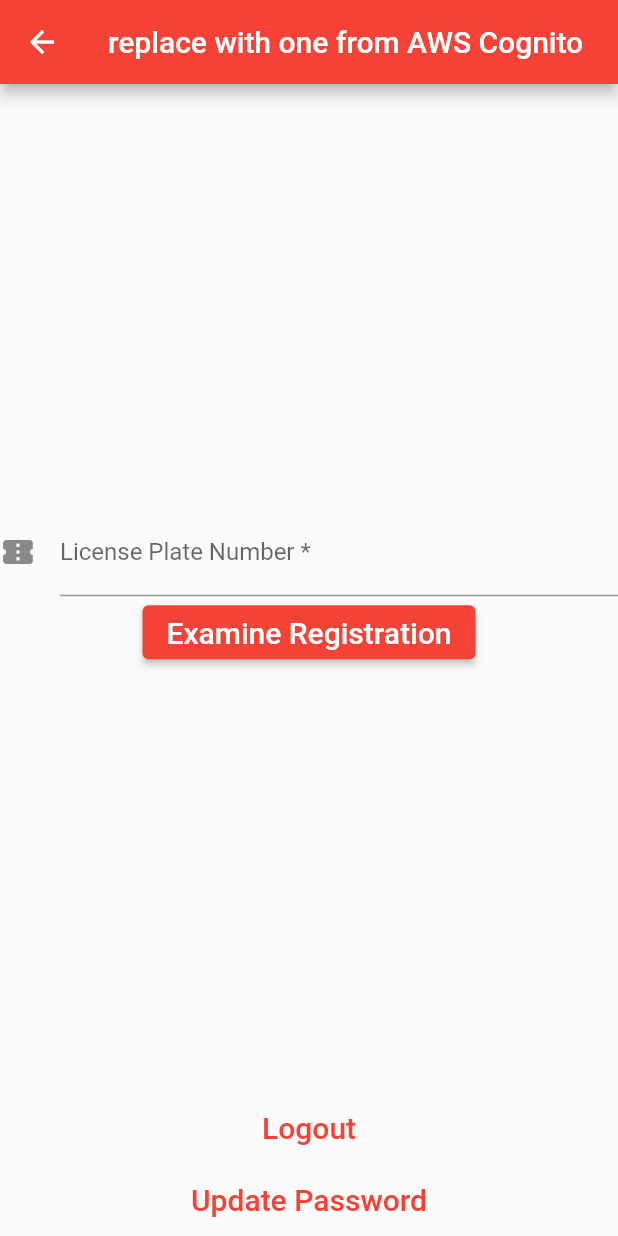
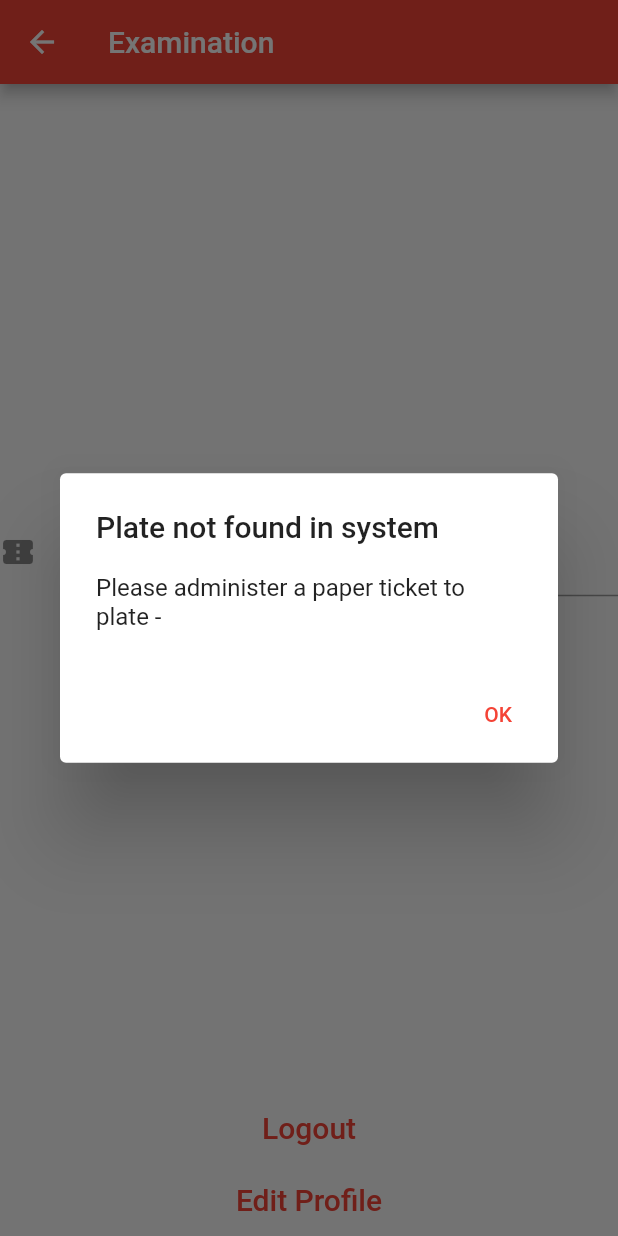
Before and after one commit to parkr-unb/parkr, a Flutter app: the HomePage screen opened directly, after a tap on "Examine Registration", on a phone screen of 412 x 824 dp. Run offline on Flutter 3.47's test engine with Material 2 defaults, Android fonts, the phone set to English and light mode, and no system bars.

Commit message:
Begin working on examine registration for plates workflow

```diff
--- /dev/null
+++ b/lib/registration.dart
@@ -0,0 +1,8 @@
+class Registration {
+  final String plate;
+  final DateTime start;
+  final DateTime end;
+  Registration(this.plate, this.start, this.end) {
+  }
+  Registration.basic() : plate = "123", start = DateTime.now(), end = DateTime.now() {}
+}
--- /dev/null
+++ b/lib/ticket.dart
@@ -0,0 +1,5 @@
+import 'package:parkr/registration.dart';
+
+class Ticket {
+  late Registration reg;
+}
--- a/lib/views/homepage.dart
+++ b/lib/views/homepage.dart
@@ -1,15 +1,20 @@
 import 'package:flutter/material.dart';
+import 'package:parkr/registration.dart';
+import 'package:parkr/views/platepage.dart';
+import 'package:parkr/views/registerpage.dart';
+import 'package:parkr/views/settingspage.dart';
 
 class HomePage extends StatefulWidget {
   const HomePage({Key? key}) : super(key: key);
 
-  static const String title = 'replace with one from AWS Cognito';
+  static const String title = 'Examination';
 
   @override
   State<HomePage> createState() => _HomePageState();
 }
 
 class _HomePageState extends State<HomePage> {
+  TextEditingController plate_ctrl = TextEditingController();
   @override
   Widget build(BuildContext context) {
     return Scaffold(
@@ -22,6 +27,7 @@ class _HomePageState extends State<HomePage> {
           children: <Widget>[
             const Spacer(),
             TextFormField(
+              controller: plate_ctrl,
               decoration: const InputDecoration(
                 icon: Icon(Icons.confirmation_number),
                 hintText: 'What license place would you like to examine?',
@@ -40,15 +46,49 @@ class _HomePageState extends State<HomePage> {
             ElevatedButton(
                 child: const Text('Examine Registration',
                     style: TextStyle(fontSize: 20.0)),
-                onPressed: () {}),
+                onPressed: () {
+                  // STUB
+                  // examine(plate_ctrl.text);
+                  Registration reg = Registration.basic();
+                  if(false)
+                  {
+                    //const plate_page = PlatePage(registration: reg);
+                    //Navigator.push(context,
+                    //    MaterialPageRoute(builder: (context) => plate_page));
+                  }
+                  else
+                  {
+                    showDialog(context: context, builder: (BuildContext context) {
+                      return AlertDialog(
+                          title: Text('Plate not found in system'),
+                          content: Text('Please administer a paper ticket to plate - ' + plate_ctrl.text),
+                          actions: [
+                            TextButton(
+                              child: Text('OK'),
+                              onPressed: () {
+                                Navigator.of(context).pop();
+                              },
+                            ),
+                          ]
+                      );
+                    });
+                  }
+                }),
             const Spacer(),
             TextButton(
                 child: const Text('Logout', style: TextStyle(fontSize: 20.0)),
-                onPressed: () {}),
+                onPressed: () {
+                  Navigator.pop(context);
+                  Navigator.pop(context);
+                }),
             TextButton(
-                child: const Text('Update Password',
+                child: const Text('Edit Profile',
                     style: TextStyle(fontSize: 20.0)),
-                onPressed: () {}),
+                onPressed: () {
+                  Navigator.push(context,
+                    MaterialPageRoute(builder: (context) => const SettingsPage()),
+                  );
+                }),
           ],
         ),
       ),
--- a/lib/views/loginpage.dart
+++ b/lib/views/loginpage.dart
@@ -1,5 +1,4 @@
 import 'package:flutter/material.dart';
-import 'package:flutter/services.dart';
 import 'package:parkr/views/homepage.dart';
 
 class LoginPage extends StatefulWidget {
@@ -53,8 +52,7 @@ class _LoginPageState extends State<LoginPage> {
             TextButton(
                 onPressed: () {
                   // auth = login(name_ctrl.text, pass_ctrl.text);
-                  print(name_ctrl.text + " " + pass_ctrl.text);
-                  const auth = false;
+                  const auth = true;
                   if(auth)
                   {
                     Navigator.push(
```
Also changed, not shown: lib/views/platepage.dart (added, +36 -0 lines), lib/views/settingspage.dart (added, +38 -0 lines), pubspec.lock.
